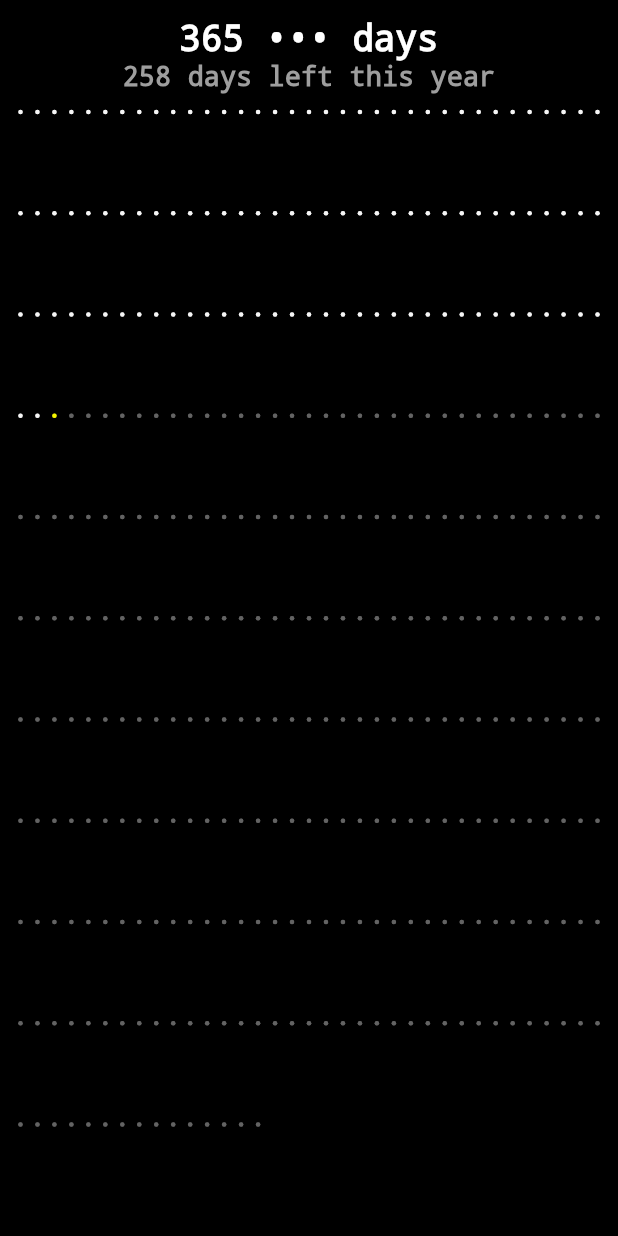
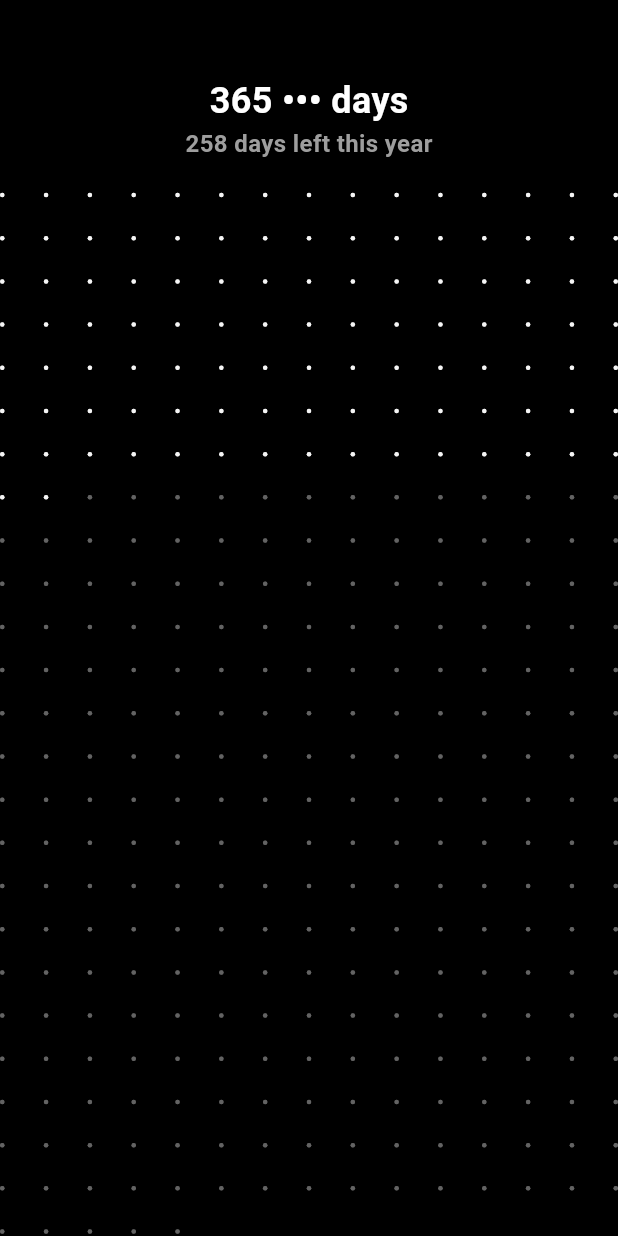
Before and after one commit to Erin-lab-design/one-year, a Flutter app: the screen it shows after launch, on a phone screen of 412 x 824 dp. Run offline on Flutter 3.47's test engine with Material 3 defaults, Android fonts, the phone set to English and light mode, and no system bars; Roboto replaces fonts that are missing (Arial).

Commit message:
second commit

```diff
--- a/lib/pages/blackdot_page.dart
+++ b/lib/pages/blackdot_page.dart
@@ -1,102 +1,117 @@
 import 'package:flutter/material.dart';
-import 'package:intl/intl.dart';
 import '../widgets/day_dot.dart';
+
+int getDayOfYear() {
+  final now = DateTime.now();
+  final startOfYear = DateTime(now.year, 1, 1);
+  return now.difference(startOfYear).inDays + 1;
+}
+
+int getTotalDaysInYear() {
+  final now = DateTime.now();
+  final nextYear = DateTime(now.year + 1, 1, 1);
+  final startOfYear = DateTime(now.year, 1, 1);
+  return nextYear.difference(startOfYear).inDays;
+}
 
 class BlackDotPage extends StatelessWidget {
   const BlackDotPage({super.key});
 
-  int getDayOfYear() {
-    final now = DateTime.now();
-    return int.parse(DateFormat("D").format(now));
+  @override
+  Widget build(BuildContext context) {
+    final int dayOfYear = getDayOfYear();
+    final int totalDays = getTotalDaysInYear();
+    final int daysLeft = totalDays - dayOfYear;
+
+    return Scaffold(
+      backgroundColor: Colors.black,
+      body: LayoutBuilder(
+        builder: (context, constraints) {
+          const double dotSize = 3.0; // match DayDot size
+          const double topReservedHeight = 130.0;
+
+          final double gridAreaWidth = constraints.maxWidth;
+          final double gridAreaHeight =
+              constraints.maxHeight - topReservedHeight;
+
+          // ✅ 尝试找到最合适的列数，使得能容纳至少 totalDays 个点
+          int bestColumnCount = 1;
+          int bestRowCount = totalDays;
+
+          for (int columns = 1; columns <= totalDays; columns++) {
+            int rows = (totalDays / columns).ceil();
+
+            double hSpacing =
+                (gridAreaWidth - columns * dotSize) / (columns - 1);
+            double vSpacing = (gridAreaHeight - rows * dotSize) / (rows - 1);
+
+            if (hSpacing > 0 &&
+                vSpacing > 0 &&
+                (hSpacing - vSpacing).abs() < 4) {
+              // 找到间距比较接近理想方格的情况
+              bestColumnCount = columns;
+              bestRowCount = rows;
+              break;
+            }
           }
 
-  int getTotalDaysInYear() {
-    final now = DateTime.now();
-    final end = DateTime(now.year, 12, 31);
-    final start = DateTime(now.year, 1, 1);
-    return end.difference(start).inDays + 1;
-  }
+          final double hSpacing =
+              (gridAreaWidth - bestColumnCount * dotSize) /
+              (bestColumnCount - 1);
+          final double vSpacing =
+              (gridAreaHeight - bestRowCount * dotSize) / (bestRowCount - 1);
 
-  @override
-  Widget build(BuildContext context) {
-    final dayOfYear = getDayOfYear();
-    final totalDays = getTotalDaysInYear();
-    final daysLeft = totalDays - dayOfYear;
-
-    const dotSize = 3.0;
-    const crossAxisSpacing = 8.0;
-    const horizontalPadding = 12.0;
-    const verticalPadding = 12.0;
-
-    return Container(
-      color: Colors.black,
-      child: SafeArea(
-        child: Padding(
-          padding: const EdgeInsets.all(horizontalPadding),
-          child: Column(
+          return Column(
             children: [
-              // 文字区域由系统占高
+              const SizedBox(height: 50),
+              Column(
+                children: [
                   Text(
                     '$totalDays ••• days',
                     style: const TextStyle(
                       fontSize: 24,
+                      fontWeight: FontWeight.bold,
                       color: Colors.white,
-                  decoration: TextDecoration.none,
                     ),
                   ),
                   Text(
                     '$daysLeft days left this year',
                     style: const TextStyle(
-                  fontSize: 18,
+                      fontSize: 16,
+                      fontWeight: FontWeight.w600,
                       color: Colors.grey,
-                  decoration: TextDecoration.none,
                     ),
                   ),
-              const SizedBox(height: verticalPadding),
-
-              // 点阵区域
+                  const SizedBox(height: 20),
+                ],
+              ),
               Expanded(
-                child: LayoutBuilder(
-                  builder: (context, constraints) {
-                    final availableWidth = constraints.maxWidth;
-                    final availableHeight = constraints.maxHeight;
-
-                    // 横向：一行最多放多少列（点 + 间距）
-                    final crossAxisCount = (availableWidth / (dotSize + crossAxisSpacing)).floor();
-
-                    // 需要多少行才能放下 totalDays 个点
-                    final requiredRows = (totalDays / crossAxisCount).ceil();
-
-                    // 多加一行：用于空白
-                    //final  requiredRows = requiredRows + 1;
-
-                    // 每个点占据 dotSize，高度剩下的都给间距分掉
-                    final totalDotHeight = requiredRows * dotSize;
-
-                    // 计算行间距（剩下的空间均分到 requiredRows - 1 个间隔）
-                    final mainAxisSpacing = (availableHeight - totalDotHeight) / (requiredRows);
-
-                    // 点的总数：只到 totalDays
-                    return GridView.builder(
+                child: Center(
+                  child: SizedBox(
+                    width: gridAreaWidth,
+                    height: gridAreaHeight,
+                    child: GridView.builder(
                       physics: const NeverScrollableScrollPhysics(),
+                      padding: EdgeInsets.zero,
+                      itemCount: totalDays,
                       gridDelegate: SliverGridDelegateWithFixedCrossAxisCount(
-                        crossAxisCount: crossAxisCount,
-                        crossAxisSpacing: crossAxisSpacing,
-                        mainAxisSpacing: mainAxisSpacing,
+                        crossAxisCount: bestColumnCount,
+                        crossAxisSpacing: hSpacing,
+                        mainAxisSpacing: vSpacing,
                       ),
-                      itemCount: totalDays,
                       itemBuilder: (context, index) {
-                        final isPast = index < dayOfYear;
-                        final isToday = index == dayOfYear;
-                        return DayDot(isPast: isPast, isToday: isToday);
-                      },
+                        return DayDot(
+                          isPast: index < dayOfYear,
+                          isToday: index == dayOfYear - 1,
                         );
                       },
                     ),
-              )
-            ],
                   ),
                 ),
+              ),
+            ],
+          );
+        },
       ),
     );
   }
```
Lines whose indentation alone changed are shown as unchanged.
